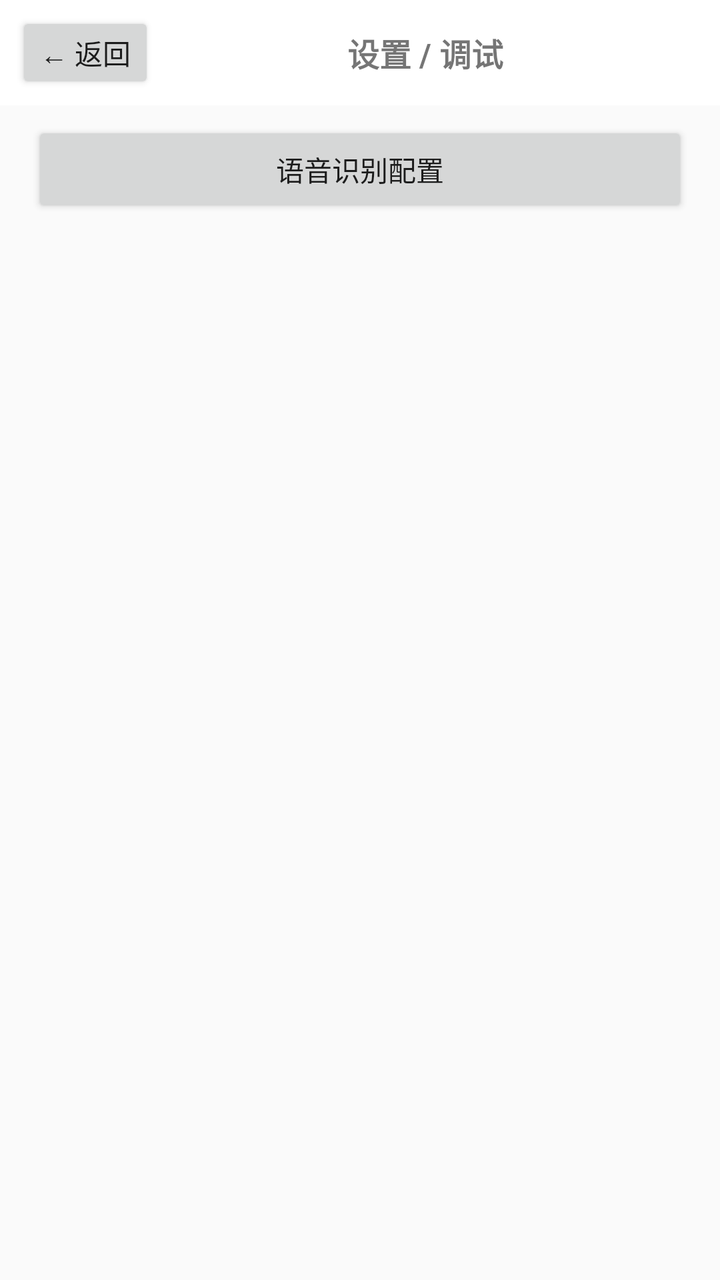
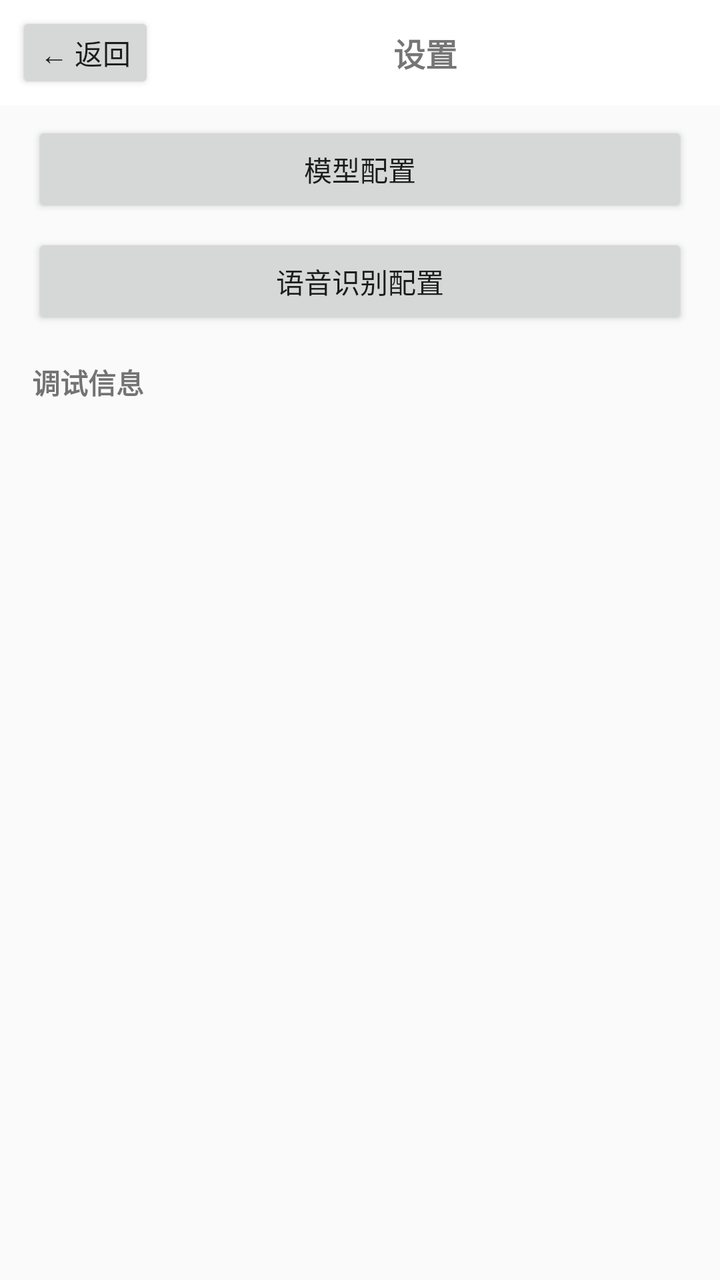

Before-and-after screenshots of an Android layout around one commit, followed by the original layout XML and the change that was made.
<!-- AndroidManifest.xml: application theme Theme.IVAI -->
<!-- res/layout/activity_settings.xml -->
<?xml version="1.0" encoding="utf-8"?>
<LinearLayout xmlns:android="http://schemas.android.com/apk/res/android"
    android:layout_width="match_parent"
    android:layout_height="match_parent"
    android:orientation="vertical"
    android:fitsSystemWindows="true">

    <LinearLayout
        android:layout_width="match_parent"
        android:layout_height="wrap_content"
        android:orientation="horizontal"
        android:gravity="center_vertical"
        android:background="@color/bubble_agent"
        android:paddingStart="8dp"
        android:paddingEnd="12dp"
        android:paddingTop="6dp"
        android:paddingBottom="6dp">

        <Button
            android:id="@+id/backButton"
            android:layout_width="wrap_content"
            android:layout_height="wrap_content"
            android:text="← 返回"
            android:minWidth="0dp"
            android:minHeight="0dp"
            android:paddingStart="12dp"
            android:paddingEnd="12dp" />

        <TextView
            android:layout_width="0dp"
            android:layout_height="wrap_content"
            android:layout_weight="1"
            android:gravity="center"
            android:text="设置 / 调试"
            android:textSize="16sp"
            android:textStyle="bold" />
    </LinearLayout>

    <ScrollView
        android:layout_width="match_parent"
        android:layout_height="0dp"
        android:layout_weight="1">

        <LinearLayout
            android:layout_width="match_parent"
            android:layout_height="wrap_content"
            android:orientation="vertical">

            <Button
                android:id="@+id/asrConfigButton"
                android:layout_width="match_parent"
                android:layout_height="wrap_content"
                android:layout_marginStart="16dp"
                android:layout_marginEnd="16dp"
                android:layout_marginTop="8dp"
                android:text="语音识别配置" />

            <androidx.fragment.app.FragmentContainerView
                android:id="@+id/settingsPromptContainer"
                android:layout_width="match_parent"
                android:layout_height="wrap_content" />

            <androidx.fragment.app.FragmentContainerView
                android:id="@+id/settingsRagContainer"
                android:layout_width="match_parent"
                android:layout_height="wrap_content" />
        </LinearLayout>
    </ScrollView>
</LinearLayout>
<!-- resources referenced by this layout -->
<resources>
  <color name="bubble_agent">#FFFFFF</color>
  <style name="Theme.IVAI" parent="android:Theme.Material.Light.DarkActionBar" />
</resources>

<!-- the commit's change to res/layout/activity_settings.xml (unified diff, before → after) -->
@@ -31,7 +31,7 @@
             android:layout_height="wrap_content"
             android:layout_weight="1"
             android:gravity="center"
-            android:text="设置 / 调试"
+            android:text="设置"
             android:textSize="16sp"
             android:textStyle="bold" />
     </LinearLayout>
@@ -47,6 +47,15 @@
             android:orientation="vertical">
 
             <Button
+                android:id="@+id/modelConfigButton"
+                android:layout_width="match_parent"
+                android:layout_height="wrap_content"
+                android:layout_marginStart="16dp"
+                android:layout_marginEnd="16dp"
+                android:layout_marginTop="8dp"
+                android:text="模型配置" />
+
+            <Button
                 android:id="@+id/asrConfigButton"
                 android:layout_width="match_parent"
                 android:layout_height="wrap_content"
@@ -54,6 +63,15 @@
                 android:layout_marginEnd="16dp"
                 android:layout_marginTop="8dp"
                 android:text="语音识别配置" />
+
+            <TextView
+                android:layout_width="match_parent"
+                android:layout_height="wrap_content"
+                android:layout_marginStart="16dp"
+                android:layout_marginEnd="16dp"
+                android:layout_marginTop="16dp"
+                android:text="调试信息"
+                android:textStyle="bold" />
 
             <androidx.fragment.app.FragmentContainerView
                 android:id="@+id/settingsPromptContainer"
